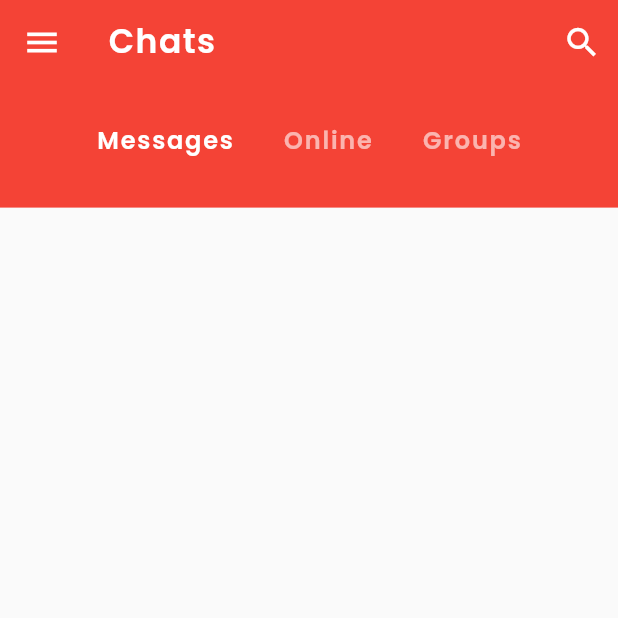
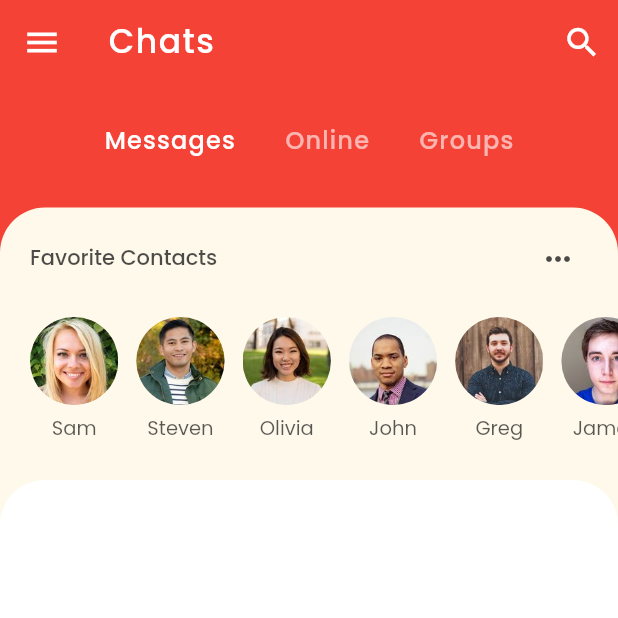
Before and after one commit to Dzaky02/flutter_ui_chat, a Flutter app: the screen it shows after launch, on a phone screen of 412 x 824 dp, the top half of it. Run offline on Flutter 3.47's test engine with Material 2 defaults, Android fonts, the phone set to English and light mode, and no system bars; our stand-ins replace google_fonts.

Commit message:
Adding Favorites Contact List.

```diff
--- a/lib/models/message_model.dart
+++ b/lib/models/message_model.dart
@@ -1,4 +1,3 @@
-
 import 'package:flutter_ui_chat/models/user_model.dart';
 
 class Message {
@@ -36,7 +35,7 @@ final User steven =
     User(id: 7, name: 'Steven', imageUrl: 'assets/images/steven.jpg');
 
 // FAVORITE CONTACTS
-List<User> favorites = [sam, steven, olivia, john, greg];
+List<User> favorites = [sam, steven, olivia, john, greg, james, steven, olivia];
 
 // EXAMPLE CHATS ON HOME SCREEN
 List<Message> chats = [
--- a/lib/pages/home_page.dart
+++ b/lib/pages/home_page.dart
@@ -1,5 +1,7 @@
 import 'package:flutter/material.dart';
+import 'package:flutter_ui_chat/models/message_model.dart';
 import 'package:flutter_ui_chat/widgets/category_selector.dart';
+import 'package:flutter_ui_chat/widgets/favorite_contacts.dart';
 import 'package:google_fonts/google_fonts.dart';
 
 class HomePage extends StatelessWidget {
@@ -10,12 +12,37 @@ class HomePage extends StatelessWidget {
     Size size = MediaQuery.of(context).size;
     return Scaffold(
       appBar: buildAppBar(context, size),
-      body: SingleChildScrollView(
-        child: Column(
-          children: [
-            CategorySelector(),
-          ],
-        ),
+      backgroundColor: Theme.of(context).primaryColor,
+      body: Column(
+        children: [
+          CategorySelector(),
+          Expanded(
+            child: Container(
+              decoration: BoxDecoration(
+                borderRadius: BorderRadius.vertical(
+                  top: Radius.circular(30),
+                ),
+                color: Theme.of(context).accentColor,
+              ),
+              child: Column(
+                children: [
+                  FavoriteContactsHeader(size: size),
+                  FavoriteContactList(size: size),
+                  Expanded(
+                    child: Container(
+                      decoration: BoxDecoration(
+                        borderRadius: BorderRadius.vertical(
+                          top: Radius.circular(30),
+                        ),
+                        color: Colors.white,
+                      ),
+                    ),
+                  ),
+                ],
+              ),
+            ),
+          ),
+        ],
       ),
     );
   }
@@ -33,7 +60,7 @@ class HomePage extends StatelessWidget {
         "Chats",
         style: GoogleFonts.poppins(
           fontSize: 22,
-          fontWeight: FontWeight.w600,
+          fontWeight: FontWeight.w500,
           letterSpacing: 1,
         ),
       ),
--- a/lib/widgets/category_selector.dart
+++ b/lib/widgets/category_selector.dart
@@ -43,8 +43,8 @@ class _CategorySelectorState extends State<CategorySelector> {
               style: GoogleFonts.poppins(
                 color: selectedIndex == index ? Colors.white : Colors.white60,
                 fontSize: 16,
-                fontWeight: FontWeight.w600,
-                letterSpacing: 1.2,
+                fontWeight: FontWeight.w500,
+                letterSpacing: 0.8,
               ),
             ),
           ),
--- /dev/null
+++ b/lib/widgets/favorite_contacts.dart
@@ -0,0 +1,115 @@
+import 'package:flutter/material.dart';
+import 'package:flutter_ui_chat/models/message_model.dart';
+import 'package:google_fonts/google_fonts.dart';
+
+class FavoriteContactsHeader extends StatelessWidget {
+  const FavoriteContactsHeader({
+    required this.size,
+  });
+
+  final Size size;
+
+  @override
+  Widget build(BuildContext context) {
+    return Padding(
+      padding: const EdgeInsets.only(
+        left: 20,
+        right: 16,
+        top: 10,
+      ),
+      child: Row(
+        mainAxisAlignment: MainAxisAlignment.spaceBetween,
+        children: [
+          Text(
+            'Favorite Contacts',
+            style: GoogleFonts.poppins(
+              color: Colors.black.withOpacity(0.7),
+              fontWeight: FontWeight.w500,
+              fontSize: 14,
+            ),
+          ),
+          IconButton(
+            onPressed: () {
+              buildSnackBar(
+                  context, 'More Contact Clicked', size);
+            },
+            icon: Icon(
+              Icons.more_horiz,
+              color: Colors.black.withOpacity(0.7),
+            ),
+          ),
+        ],
+      ),
+    );
+  }
+
+  // Function
+  void buildSnackBar(BuildContext context, String message, Size size) {
+    ScaffoldMessenger.of(context).showSnackBar(
+      SnackBar(
+        content: Text(message),
+        duration: const Duration(milliseconds: 1000),
+        width: size.width * 0.7, // Width of the SnackBar.
+        padding: const EdgeInsets.symmetric(
+          horizontal: 20.0, // Inner padding for SnackBar content.
+        ),
+        behavior: SnackBarBehavior.floating,
+        shape: RoundedRectangleBorder(
+          borderRadius: BorderRadius.circular(10.0),
+        ),
+      ),
+    );
+  }
+}
+
+class FavoriteContactList extends StatelessWidget {
+  const FavoriteContactList({
+    required this.size,
+  });
+
+  final Size size;
+
+  @override
+  Widget build(BuildContext context) {
+    return Container(
+      height: size.height * 0.15,
+      alignment: Alignment.centerLeft,
+      child: ListView.builder(
+        scrollDirection: Axis.horizontal,
+        padding: EdgeInsets.only(bottom: 10),
+        itemCount: favorites.length,
+        itemBuilder: (context, index) => Padding(
+          padding: EdgeInsets.only(
+            left: index == 0 ? 20 : 6,
+            right: index == favorites.length - 1 ? 20 : 6,
+          ),
+          child: Column(
+            mainAxisAlignment: MainAxisAlignment.center,
+            crossAxisAlignment: CrossAxisAlignment.center,
+            children: [
+              Container(
+                height: size.width / 7,
+                width: size.width / 7,
+                margin: const EdgeInsets.only(bottom: 6),
+                decoration: BoxDecoration(
+                  shape: BoxShape.circle,
+                  image: DecorationImage(
+                    image: AssetImage(favorites[index].imageUrl),
+                    fit: BoxFit.cover,
+                  ),
+                ),
+              ),
+              Text(
+                favorites[index].name,
+                style: GoogleFonts.poppins(
+                    color: Colors.black.withOpacity(0.65),
+                    fontSize: 13,
+                    fontWeight: FontWeight.w400),
+              ),
+            ],
+          ),
+        ),
+      ),
+    );
+  }
+}
```
